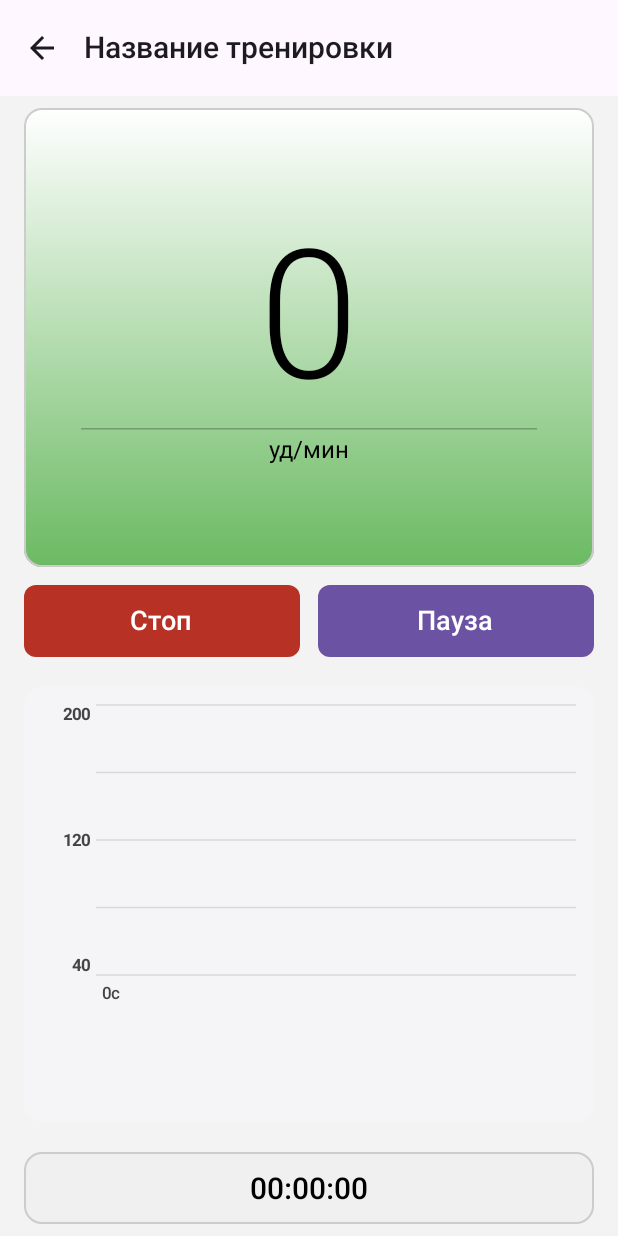
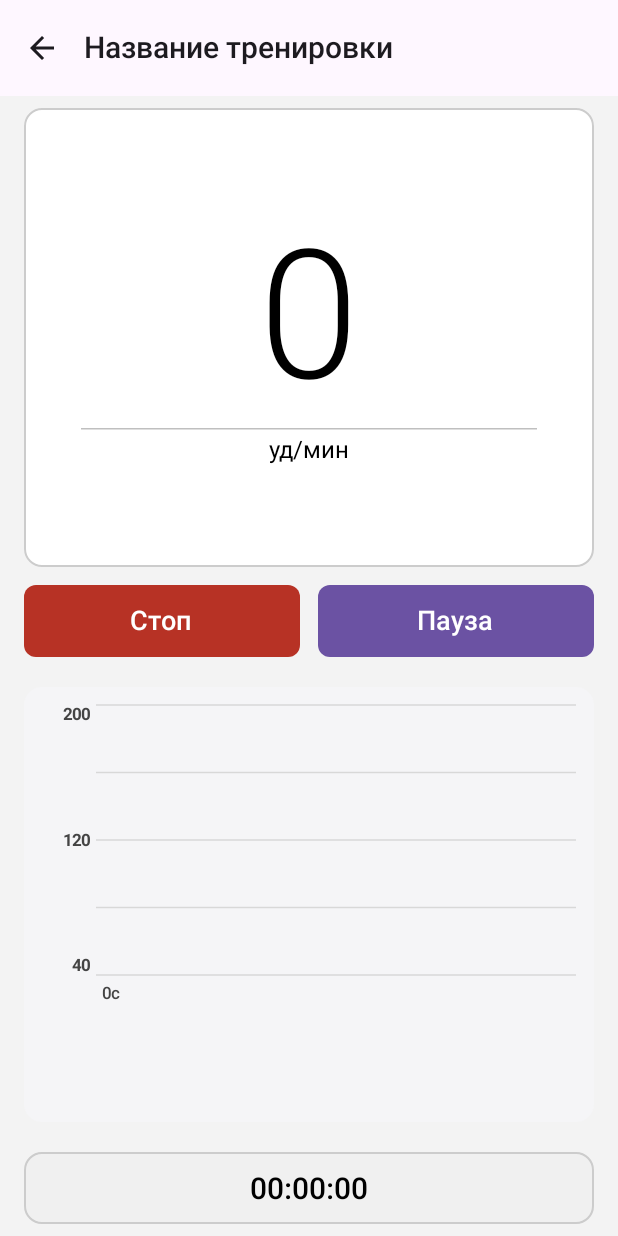
Before and after one commit to n1ghtc4ll/KeepSafe, an Android app built with Jetpack Compose: the @Preview function WorkoutScreenContentPreview, on a phone screen of 412 x 824 dp. Run offline under Robolectric (Android 15) with nearby library versions, the phone set to English and light mode, and no system bars.

Commit message:
feat: added hr zones color displaying

```diff
--- a/app/src/main/java/com/example/cardioproject/core/ui/theme/Color.kt
+++ b/app/src/main/java/com/example/cardioproject/core/ui/theme/Color.kt
@@ -12,6 +12,12 @@ val DividerGray = Color(0xFFE0E0E4)
 val AlertRed = Color(0xFFD32F2F)
 val TabataPurpleBg = Color(0xFFF3EDF7)
 
+val UnknownZoneColor = Color.White
+val Zone1Blue = Color(0xFF0B7DBE)
+val Zone2Green = Color(0xFF2F8900)
+val Zone3Yellow = Color(0xFF8A7600)
+val Zone4Red = Color(0xFFEA1D00)
+
 val TabataPhaseColorsPalette = listOf(
     0xFFF44336, 0xFFE91E63, 0xFF9C27B0, 0xFF673AB7,
     0xFF3F51B5, 0xFF2196F3, 0xFF03A9F4, 0xFF00BCD4,
--- a/app/src/main/java/com/example/cardioproject/workout/presentation/model/MainScreenUiState.kt
+++ b/app/src/main/java/com/example/cardioproject/workout/presentation/model/MainScreenUiState.kt
@@ -1,10 +1,11 @@
 package com.example.cardioproject.workout.presentation.model
 
-import com.example.cardioproject.settings.domain.model.DeviceInfo
+import com.example.cardioproject.settings.domain.model.HeartRateZone
 
 data class MainScreenUiState(
     val currentBpm: Int? = null,
     val deviceName: String? = null,
     val deviceBattery: Int? = null,
-    val isDeviceConnected: Boolean = false
+    val isDeviceConnected: Boolean = false,
+    val hrZones: List<HeartRateZone> = emptyList()
 )
--- a/app/src/main/java/com/example/cardioproject/workout/presentation/screen/WorkoutScreen.kt
+++ b/app/src/main/java/com/example/cardioproject/workout/presentation/screen/WorkoutScreen.kt
@@ -1,5 +1,7 @@
 package com.example.cardioproject.workout.presentation.screen
 
+import androidx.compose.animation.animateColorAsState
+import androidx.compose.animation.core.tween
 import androidx.compose.foundation.Canvas
 import androidx.compose.foundation.background
 import androidx.compose.foundation.border
@@ -50,6 +52,7 @@ import com.example.cardioproject.workout.domain.model.WorkoutPhase
 import com.example.cardioproject.workout.domain.model.WorkoutSettings
 import com.example.cardioproject.workout.presentation.model.ActiveWorkoutUiState
 import com.example.cardioproject.workout.presentation.util.getColorForPhase
+import com.example.cardioproject.workout.presentation.util.getZoneColorForBpm
 import com.example.cardioproject.workout.presentation.util.totalReps
 import com.example.cardioproject.workout.presentation.util.totalSets
 import com.example.cardioproject.workout.presentation.viewmodel.ActiveWorkoutViewModel
@@ -148,6 +151,7 @@ fun WorkoutScreenContent(
 
             HeartRateCard(
                 heartRate = uiState.currentHeartRate,
+                zones = uiState.hrZones,
                 modifier = Modifier.weight(1f)
             )
 
@@ -215,12 +219,21 @@ fun WorkoutScreenContent(
 }
 
 @Composable
-private fun HeartRateCard(heartRate: Int, modifier: Modifier = Modifier) {
+private fun HeartRateCard(
+    modifier: Modifier = Modifier,
+    heartRate: Int,
+    zones: List<HeartRateZone>
+) {
+    val targetColor = getZoneColorForBpm(heartRate, zones)
+    val animatedColor by animateColorAsState(
+        targetValue = targetColor,
+        animationSpec = tween(500)
+    )
 
     val gradientBrush = Brush.verticalGradient(
         colors = listOf(
             Color(0xFFFFFFFF),
-            Color(0xFF6BBA62)
+            animatedColor
         )
     )
 
@@ -445,7 +458,7 @@ fun convertSecToTimeString(timeSeconds: Int): String {
 }
 
 
-@Preview(showBackground = true, apiLevel = 36)
+@Preview(showBackground = true, apiLevel = 37)
 @Composable
 fun WorkoutScreenContentPreview() {
     WorkoutScreenContent(
```
Also changed, not shown: app/src/main/java/com/example/cardioproject/workout/presentation/screen/HeartRateMainScreen.kt (+10 -1 lines), app/src/main/java/com/example/cardioproject/workout/presentation/util/HeartRateUtils.kt (added, +23 -0 lines), app/src/main/java/com/example/cardioproject/workout/presentation/viewmodel/MainScreenViewModel.kt (+4 -3 lines).
